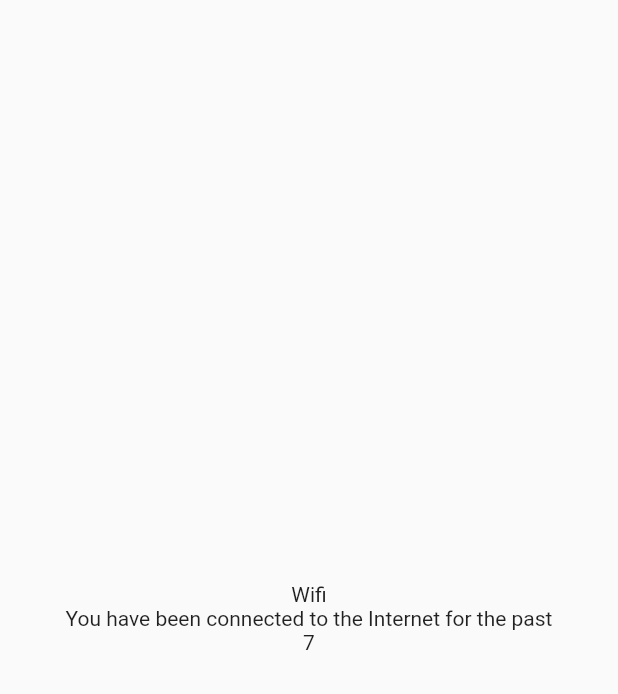
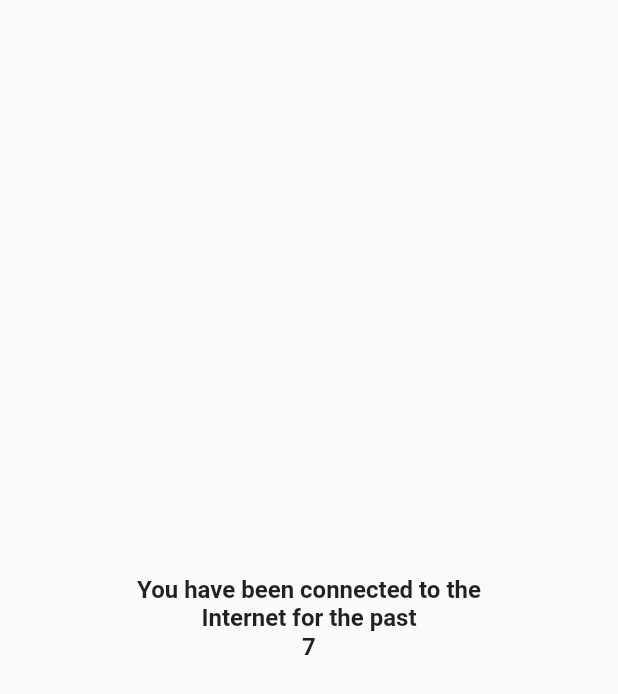
Before and after one commit to 7ANV1R/connected, a Flutter app: the screen it shows after launch, on a phone screen of 412 x 824 dp. Shown: the top 694 px of the screen. Run offline on Flutter 3.47's test engine with Material 2 defaults, Android fonts, the phone set to English and light mode, and no system bars; our stand-ins replace connectivity_plus, equatable, flutter_bloc.

Commit message:
thinking thinking (UI updating)

```diff
--- a/lib/logic/cubit/home_cubit.dart
+++ b/lib/logic/cubit/home_cubit.dart
@@ -11,7 +11,11 @@ class HomeCubit extends Cubit<HomeState> {
 
   void startTimer() {
     timer = Timer.periodic(const Duration(seconds: 1), (timer) {
-      emit(HomeTimerStarted(state.duration + const Duration(seconds: 1)));
+      emit(
+        HomeTimerStarted(
+          state.duration + const Duration(seconds: 1),
+        ),
+      );
     });
   }
 
--- a/lib/presentation/screens/homepage.dart
+++ b/lib/presentation/screens/homepage.dart
@@ -22,30 +22,35 @@ class HomePage extends StatelessWidget {
           child: Column(
             mainAxisAlignment: MainAxisAlignment.center,
             children: [
-              BlocBuilder<InternetCubit, InternetState>(
-                builder: (context, state) {
-                  if (state is InternetConnected && state.connectionType == ConnectionType.wifi) {
-                    return const Text('Wifi');
-                  }
-                  if (state is InternetConnected && state.connectionType == ConnectionType.mobileData) {
-                    return const Text('Mobile Data');
-                  }
-                  if (state is InternetDisconnected) {
-                    return const Text('DC');
-                  }
-                  return const CircularProgressIndicator();
-                },
+              const Text(
+                'You have been connected to the\nInternet for the past',
+                textAlign: TextAlign.center,
+                style: TextStyle(
+                  fontSize: 16,
+                  fontWeight: FontWeight.bold,
+                ),
               ),
-              const Text('You have been connected to the Internet for the past'),
               BlocBuilder<HomeCubit, HomeState>(
                 builder: (context, state) {
                   if (state is HomeTimerStarted) {
-                    return Text(state.duration.inSeconds.toString());
+                    return Text(
+                      state.duration.inSeconds.toString(),
+                      style: const TextStyle(
+                        fontSize: 16,
+                        fontWeight: FontWeight.bold,
+                      ),
+                    );
                   }
                   if (state is HomeInitial) {
-                    return Text(state.duration.inSeconds.toString());
+                    return Text(
+                      state.duration.inSeconds.toString(),
+                      style: const TextStyle(
+                        fontSize: 16,
+                        fontWeight: FontWeight.bold,
+                      ),
+                    );
                   }
-                  return const CircularProgressIndicator();
+                  return const Text('Something went wrong');
                 },
               ),
             ],
```
